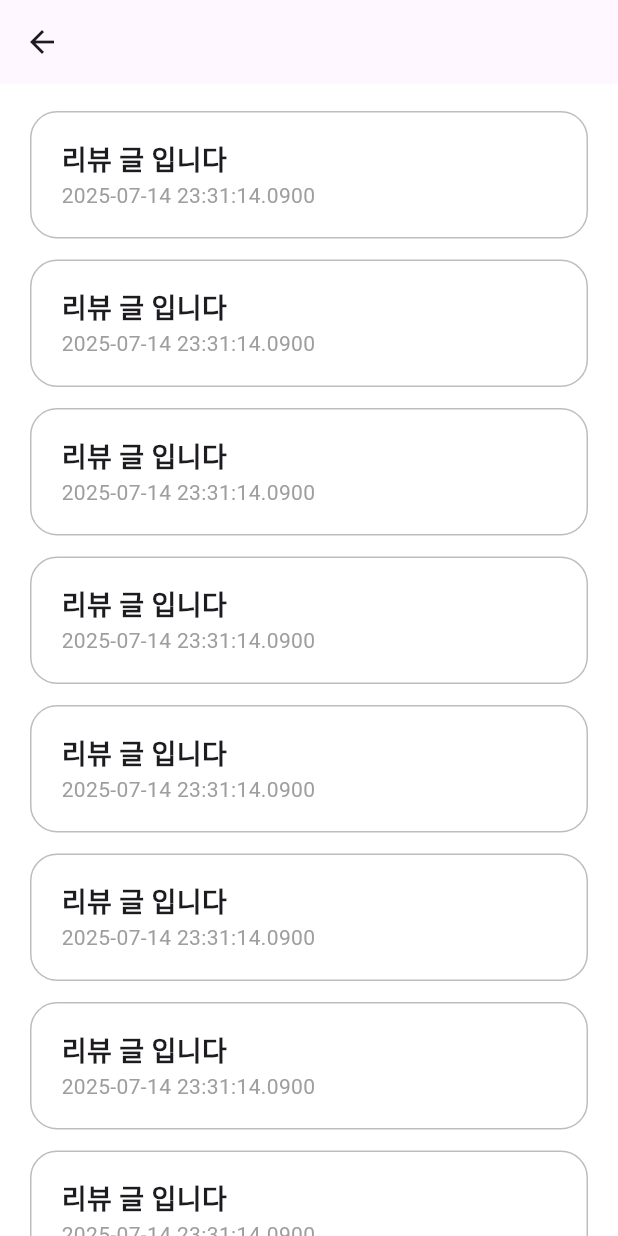
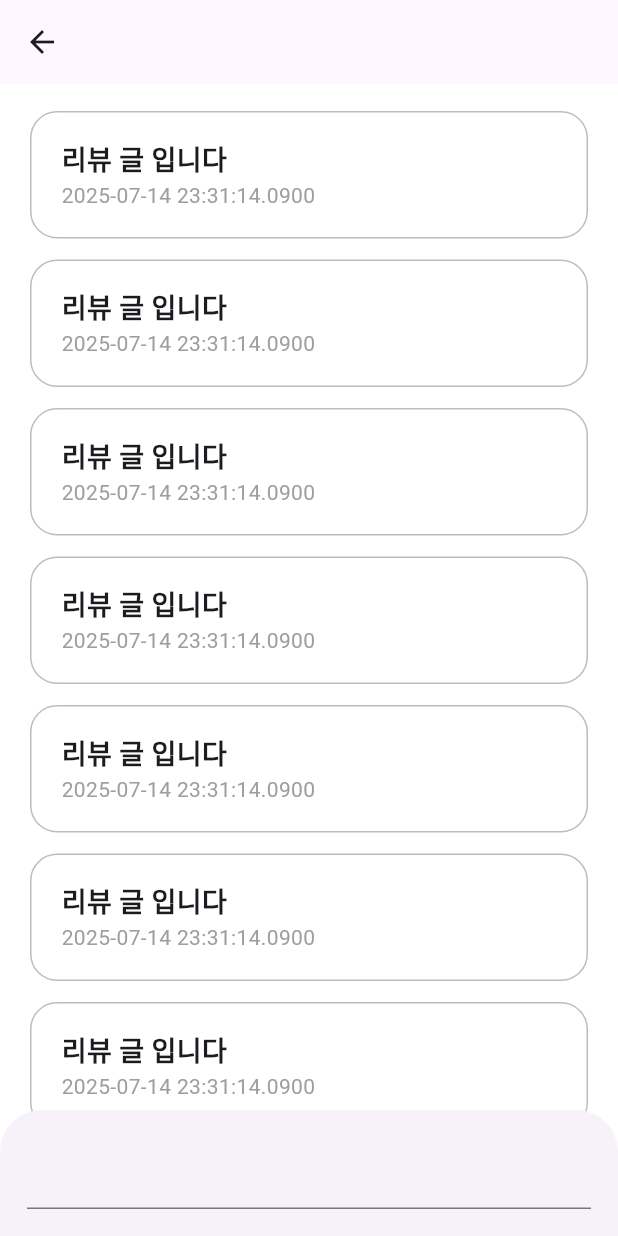
Before and after one commit to Kihwan-dev/flutter_search_place_app, a Flutter app: the ReviewPage screen opened directly with empty values, on a phone screen of 412 x 824 dp. Run offline on Flutter 3.47's test engine with Material 3 defaults, Android fonts, the phone set to English and light mode, and no system bars; our stand-ins replace cloud_firestore, dio, firebase_core, flutter_riverpod; accounts and stored records are empty.

Commit message:
✨ ReviewPage에 리뷰 입력 필드(UI) 추가

```diff
--- a/lib/ui/pages/home/home_page.dart
+++ b/lib/ui/pages/home/home_page.dart
@@ -53,7 +53,7 @@ class _HomePageState extends State<HomePage> {
               final place = places[index];
               return GestureDetector(
                 onTap: () {
-                  Navigator.push(context, MaterialPageRoute(builder: (context) => ReviewPage(place.title)));
+                  Navigator.push(context, MaterialPageRoute(builder: (context) => ReviewPage(place)));
                 },
                 child: Container(
                   padding: EdgeInsets.symmetric(horizontal: 20, vertical: 16),
--- a/lib/ui/pages/review/review_page.dart
+++ b/lib/ui/pages/review/review_page.dart
@@ -1,15 +1,20 @@
 import 'package:flutter/material.dart';
+import 'package:flutter_search_place_app/data/models/place.dart';
 
 class ReviewPage extends StatelessWidget {
-  ReviewPage(this.placeName);
-  String placeName;
+  ReviewPage(this.place);
+  Place place;
 
   @override
   Widget build(BuildContext context) {
-    return Scaffold(
+    return GestureDetector(
+      onTap: () {
+        FocusScope.of(context).unfocus();
+      },
+      child: Scaffold(
         appBar: AppBar(
           centerTitle: true,
-        title: Text(placeName),
+          title: Text(place.title),
         ),
         backgroundColor: Colors.white,
         body: ListView.separated(
@@ -48,6 +53,17 @@ class ReviewPage extends StatelessWidget {
             return SizedBox(height: 14);
           },
         ),
+        bottomSheet: SafeArea(
+          child: Container(
+            padding: EdgeInsets.symmetric(horizontal: 18, vertical: 18),
+            width: double.infinity,
+            decoration: BoxDecoration(borderRadius: BorderRadius.circular(18)),
+            child: TextField(
+              decoration: InputDecoration(contentPadding: EdgeInsets.only(bottom: 8)),
+            ),
+          ),
+        ),
+      ),
     );
   }
 }
```
Lines whose indentation alone changed are shown as unchanged.
